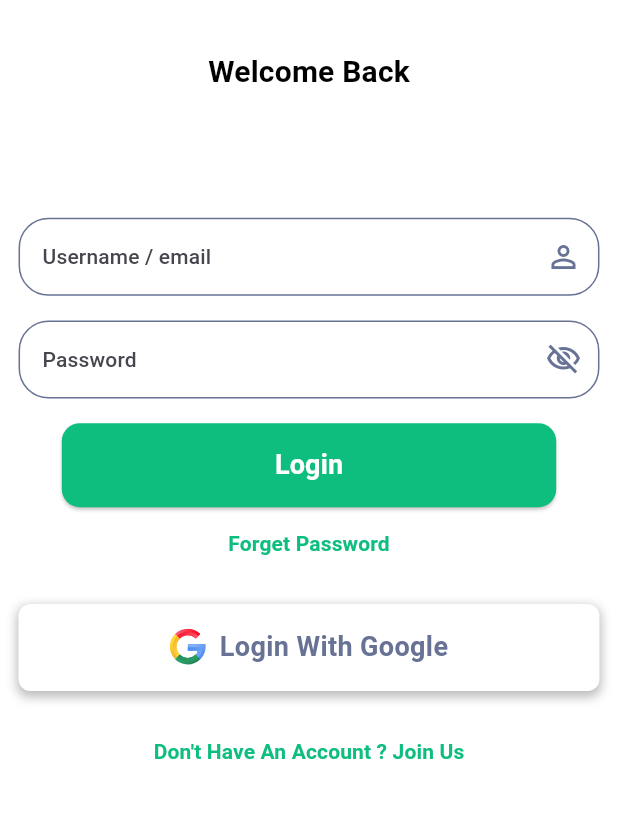
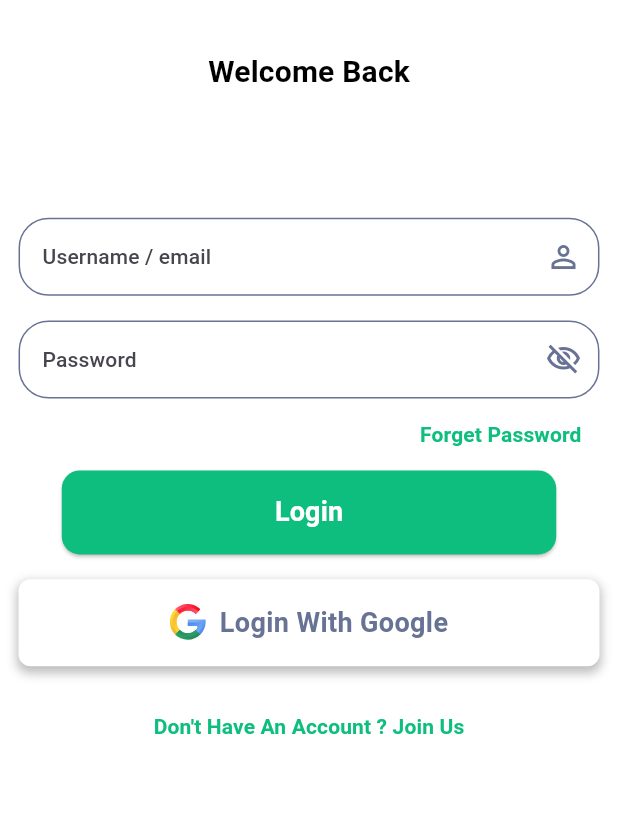
Before and after one commit to hesham81/Salamtk, a Flutter app: the SignIn screen opened by its route, after a tap on "Forget Password", on a phone screen of 412 x 824 dp, the part 130-948 px from its top. Run offline on Flutter 3.47's test engine with Material 3 defaults, Android fonts, the phone set to English and light mode, and no system bars; our stand-ins replace animate_do, firebase_core, flutter_svg; missing offline and left inert: route_transitions; accounts and stored records are empty.

Commit message:
ending of sign up interface

```diff
--- a/lib/core/constant/app_assets.dart
+++ b/lib/core/constant/app_assets.dart
@@ -3,6 +3,8 @@ abstract class AppAssets{
   static const String halfCircleLeft = 'assets/images/half_circle.svg';
   static const String halfCircleRight = 'assets/images/half_circle_right.svg';
   static const String google = 'assets/icons/google.svg';
+  static const String signUpDoctorImage = 'assets/images/credential_image.svg';
+
 
 
 
--- a/lib/core/widget/custom_text_form_field.dart
+++ b/lib/core/widget/custom_text_form_field.dart
@@ -1,11 +1,15 @@
 import 'package:flutter/material.dart';
 import '/core/theme/app_colors.dart';
+
+typedef ValidationFunction = String? Function(String? value);
 
 class CustomTextFormField extends StatefulWidget {
   final String hintText;
   final double borderRadius;
   final IconData? suffixIcon;
   final bool isPassword;
+  final ValidationFunction? validate;
+  final TextEditingController? controller;
 
   const CustomTextFormField({
     super.key,
@@ -13,6 +17,8 @@ class CustomTextFormField extends StatefulWidget {
     this.borderRadius = 20,
     this.suffixIcon,
     this.isPassword = false,
+    this.validate,
+    this.controller,
   });
 
   @override
@@ -26,6 +32,9 @@ class _CustomTextFormFieldState extends State<CustomTextFormField> {
   Widget build(BuildContext context) {
     var theme = Theme.of(context).textTheme;
     return TextFormField(
+      validator: widget.validate,
+      controller: widget.controller,
+      cursorColor: AppColors.secondaryColor,
       decoration: InputDecoration(
         suffixIcon: (widget.isPassword == false)
             ? (widget.suffixIcon == null)
--- a/lib/modules/sign_in/pages/sign_in.dart
+++ b/lib/modules/sign_in/pages/sign_in.dart
@@ -1,5 +1,7 @@
 import 'package:flutter/material.dart';
 import 'package:flutter_svg/flutter_svg.dart';
+import 'package:route_transitions/route_transitions.dart';
+import '/modules/sign_up/pages/sign_up.dart';
 import '/core/theme/app_colors.dart';
 import '/core/widget/custom_container.dart';
 import '/core/widget/custom_elevated_button.dart';
@@ -41,21 +43,21 @@ class SignIn extends StatelessWidget {
                   hintText: 'Password',
                   isPassword: true,
                 ),
-                0.02.height.hSpace,
-                CustomElevatedButton(
-                  child: Text("Login",
-                      style: TextStyle(
-                        color: AppColors.primaryColor,
-                        fontWeight: FontWeight.bold,
-                        fontSize: 18,
-                      )),
-                  onPressed: () {},
-                ).hPadding(0.07.width),
-                // 0.02.height.hSpace,
                 CustomTextButton(
                   text: "Forget Password",
                   onPressed: () {},
-                ),
+                ).alignBottomRight(),
+                CustomElevatedButton(
+                  child: Text(
+                    "Login",
+                    style: TextStyle(
+                      color: AppColors.primaryColor,
+                      fontWeight: FontWeight.bold,
+                      fontSize: 18,
+                    ),
+                  ),
+                  onPressed: () {},
+                ).hPadding(0.07.width),
                 0.02.height.hSpace,
                 CustomContainer(
                   child: Row(
@@ -81,7 +83,10 @@ class SignIn extends StatelessWidget {
                 0.02.height.hSpace,
                 CustomTextButton(
                   text: "Don't Have An Account ? Join Us",
-                  onPressed: () {},
+                  onPressed: () => slideLeftWidget(
+                    newPage: SignUp(),
+                    context: context,
+                  ),
                 )
               ],
             ).hPadding(0.03.width)
```
Also changed, not shown: lib/core/validations/phone_validation.dart (added, +13 -0 lines), lib/core/validations/validations.dart (added, +34 -0 lines), lib/modules/sign_up/pages/sign_up.dart (added, +133 -0 lines).
